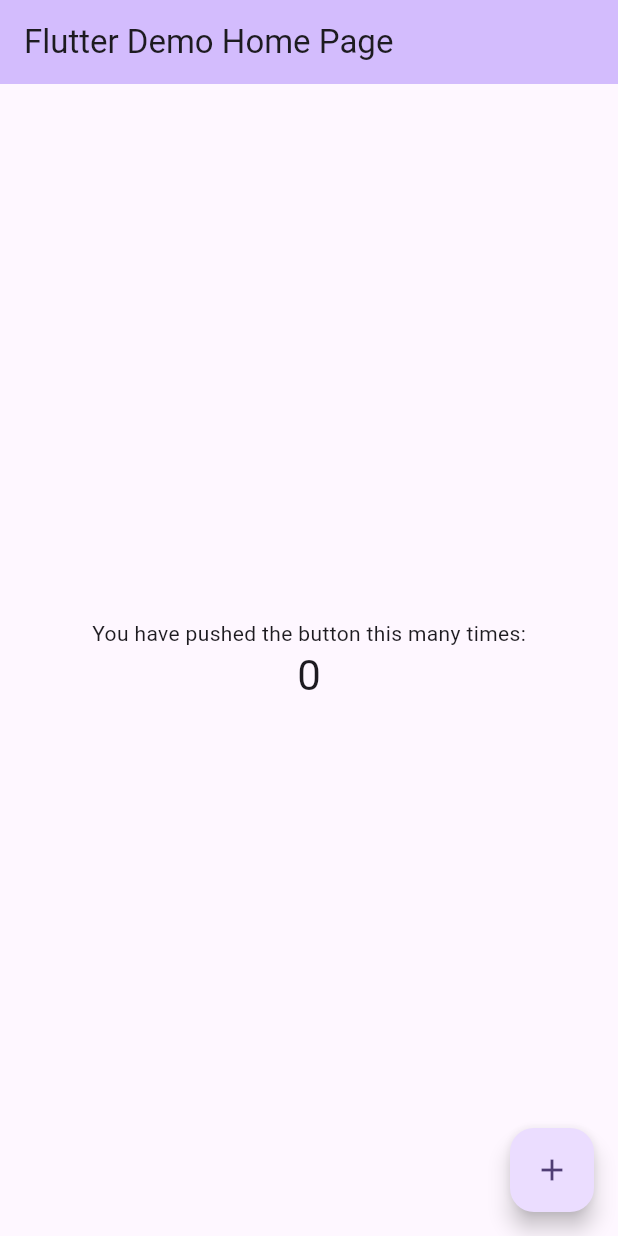
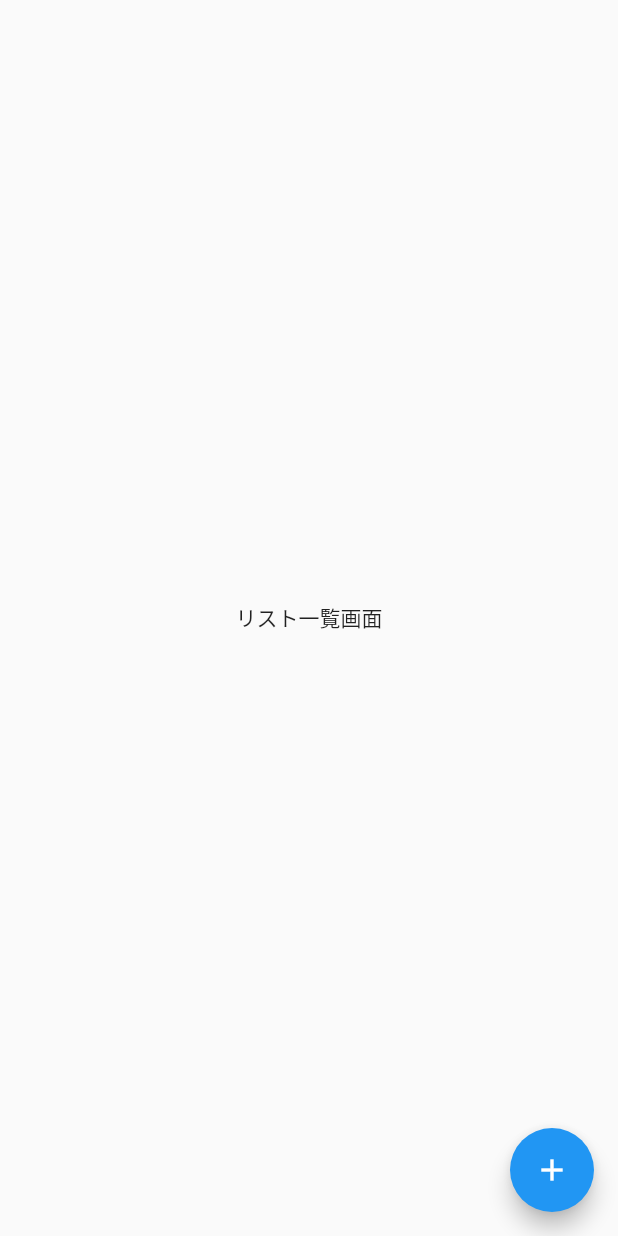
Before and after one commit to OoseYuuki/flutter_todo, a Flutter app: the screen it shows after launch, on a phone screen of 412 x 824 dp. Run offline on Flutter 3.47's test engine with Material 2 defaults, Android fonts, the phone set to English and light mode, and no system bars.

Commit message:
関連ページの作成

```diff
--- a/lib/main.dart
+++ b/lib/main.dart
@@ -1,125 +1,55 @@
 import 'package:flutter/material.dart';
 
 void main() {
-  runApp(const MyApp());
+	runApp(MyTodoApp());
 }
 
-class MyApp extends StatelessWidget {
-  const MyApp({super.key});
-
-  // This widget is the root of your application.
+class MyTodoApp extends StatelessWidget {
 	@override
 	Widget build(BuildContext context) {
-    return MaterialApp(
-      title: 'Flutter Demo',
+		return MaterialApp (
+			title: 'My Todo App',
 			theme: ThemeData(
-        // This is the theme of your application.
-        //
-        // TRY THIS: Try running your application with "flutter run". You'll see
-        // the application has a blue toolbar. Then, without quitting the app,
-        // try changing the seedColor in the colorScheme below to Colors.green
-        // and then invoke "hot reload" (save your changes or press the "hot
-        // reload" button in a Flutter-supported IDE, or press "r" if you used
-        // the command line to start the app).
-        //
-        // Notice that the counter didn't reset back to zero; the application
-        // state is not lost during the reload. To reset the state, use hot
-        // restart instead.
-        //
-        // This works for code too, not just values: Most code changes can be
-        // tested with just a hot reload.
-        colorScheme: ColorScheme.fromSeed(seedColor: Colors.deepPurple),
-        useMaterial3: true,
+				primarySwatch: Colors.blue,
 			),
-      home: const MyHomePage(title: 'Flutter Demo Home Page'),
+			home: TodoListPage(),
 		);
 	}
 }
 
-class MyHomePage extends StatefulWidget {
-  const MyHomePage({super.key, required this.title});
-
-  // This widget is the home page of your application. It is stateful, meaning
-  // that it has a State object (defined below) that contains fields that affect
-  // how it looks.
-
-  // This class is the configuration for the state. It holds the values (in this
-  // case the title) provided by the parent (in this case the App widget) and
-  // used by the build method of the State. Fields in a Widget subclass are
-  // always marked "final".
-
-  final String title;
-
-  @override
-  State<MyHomePage> createState() => _MyHomePageState();
-}
-
-class _MyHomePageState extends State<MyHomePage> {
-  int _counter = 0;
-
-  void _incrementCounter() {
-    setState(() {
-      // This call to setState tells the Flutter framework that something has
-      // changed in this State, which causes it to rerun the build method below
-      // so that the display can reflect the updated values. If we changed
-      // _counter without calling setState(), then the build method would not be
-      // called again, and so nothing would appear to happen.
-      _counter++;
-    });
-  }
-
+class TodoListPage extends StatelessWidget {
 	@override
 	Widget build(BuildContext context) {
-    // This method is rerun every time setState is called, for instance as done
-    // by the _incrementCounter method above.
-    //
-    // The Flutter framework has been optimized to make rerunning build methods
-    // fast, so that you can just rebuild anything that needs updating rather
-    // than having to individually change instances of widgets.
 		return Scaffold(
-      appBar: AppBar(
-        // TRY THIS: Try changing the color here to a specific color (to
-        // Colors.amber, perhaps?) and trigger a hot reload to see the AppBar
-        // change color while the other colors stay the same.
-        backgroundColor: Theme.of(context).colorScheme.inversePrimary,
-        // Here we take the value from the MyHomePage object that was created by
-        // the App.build method, and use it to set our appbar title.
-        title: Text(widget.title),
-      ),
 			body: Center(
-        // Center is a layout widget. It takes a single child and positions it
-        // in the middle of the parent.
-        child: Column(
-          // Column is also a layout widget. It takes a list of children and
-          // arranges them vertically. By default, it sizes itself to fit its
-          // children horizontally, and tries to be as tall as its parent.
-          //
-          // Column has various properties to control how it sizes itself and
-          // how it positions its children. Here we use mainAxisAlignment to
-          // center the children vertically; the main axis here is the vertical
-          // axis because Columns are vertical (the cross axis would be
-          // horizontal).
-          //
-          // TRY THIS: Invoke "debug painting" (choose the "Toggle Debug Paint"
-          // action in the IDE, or press "p" in the console), to see the
-          // wireframe for each widget.
-          mainAxisAlignment: MainAxisAlignment.center,
-          children: <Widget>[
-            const Text(
-              'You have pushed the button this many times:',
-            ),
-            Text(
-              '$_counter',
-              style: Theme.of(context).textTheme.headlineMedium,
-            ),
-          ],
-        ),
+				child: Text('リスト一覧画面'),
 			),
 			floatingActionButton: FloatingActionButton(
-        onPressed: _incrementCounter,
-        tooltip: 'Increment',
-        child: const Icon(Icons.add),
-      ), // This trailing comma makes auto-formatting nicer for build methods.
+				onPressed: () {
+					Navigator.of(context).push(
+						MaterialPageRoute(builder: (context) {
+							return TodoAddPage();
+						}),
+					);
+				},
+				child: Icon(Icons.add),
+			),
 		);
 	}
 }
+
+class TodoAddPage extends StatelessWidget {
+	@override
+	Widget build(BuildContext context) {
+		return Scaffold(
+			body: Center(
+				child: TextButton(
+					onPressed: () {
+						Navigator.of(context).pop();
+					},
+					child: Text('リスト追加画面（クリックで戻る）'),
+				),
+			),
+		);
+	}
+}
```
Lines whose indentation alone changed are shown as unchanged.
